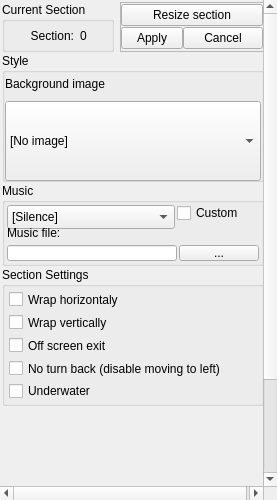
Above: Editor/main_window/dock/lvl_sctc_props.ui from WohlSoft/Moondust-Project before the change. Below: the same form after it.
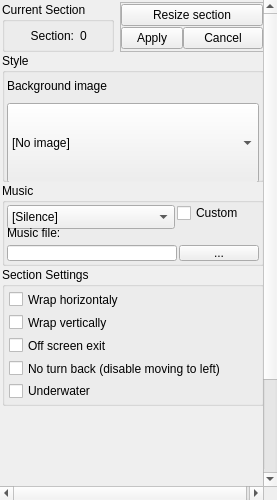
That is the form after the change. Icons and pictures are not drawn.

What changed in the file:
```diff
--- a/Editor/main_window/dock/lvl_sctc_props.ui
+++ b/Editor/main_window/dock/lvl_sctc_props.ui
@@ -267,19 +267,19 @@
           </property>
           <layout class="QGridLayout" name="gridLayout" columnstretch="100,0">
            <property name="leftMargin">
-            <number>0</number>
+            <number>2</number>
            </property>
            <property name="topMargin">
-            <number>0</number>
+            <number>2</number>
            </property>
            <property name="rightMargin">
-            <number>0</number>
+            <number>2</number>
            </property>
            <property name="bottomMargin">
-            <number>0</number>
+            <number>2</number>
            </property>
            <property name="horizontalSpacing">
-            <number>0</number>
+            <number>2</number>
            </property>
            <item row="0" column="0">
             <widget class="QLabel" name="LVLPropBckrImg">
```
